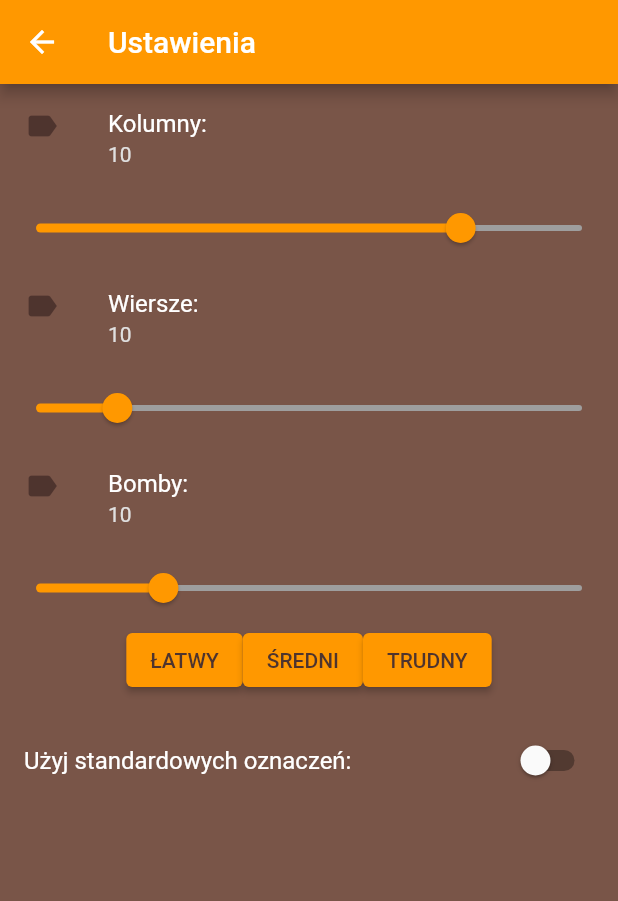
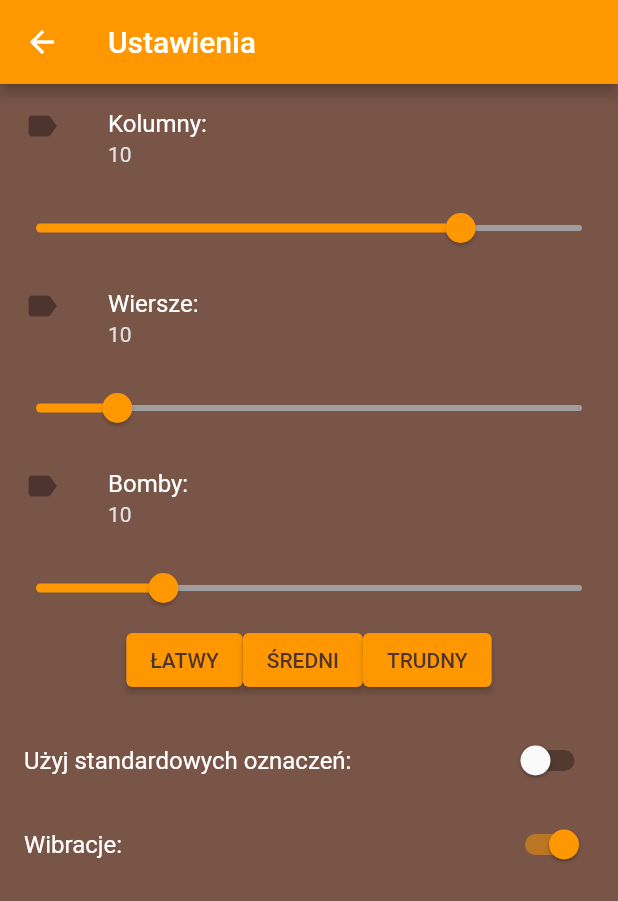
Before and after one commit to Rivixer/ShroomSweeper, a Flutter app: the SettingsPage screen opened directly, on a phone screen of 412 x 824 dp. Shown: the top 901 px of the screen. Run offline on Flutter 3.47's test engine with Material 2 defaults, Android fonts, the phone set to English and light mode, and no system bars; our stand-ins replace shared_preferences, vibration; accounts and stored records are empty.

Commit message:
Add useVibration in settings

```diff
--- a/lib/pages/game_page.dart
+++ b/lib/pages/game_page.dart
@@ -150,7 +150,9 @@ class _GameState extends State<Game> {
                       },
                       onLongPress: () {
                         if (inGame == null || inGame == false) return;
-                        Vibration.vibrate(duration: 25);
+                        if (Settings.getVibration()) {
+                          Vibration.vibrate(duration: 25);
+                        }
                         board.setFlag(column, row);
                         setState(() {});
                       },
--- a/lib/pages/settings_page.dart
+++ b/lib/pages/settings_page.dart
@@ -137,6 +137,21 @@ class _SettingsPageState extends State<SettingsPage> {
                       });
                     },
                   ),
+                  SwitchListTile(
+                    title: const Text(
+                      "Wibracje: ",
+                      style: TextStyle(
+                        color: Colors.white,
+                      ),
+                    ),
+                    activeColor: Colors.orange,
+                    value: Settings.getVibration(),
+                    onChanged: (bool newValue) {
+                      setState(() {
+                        Settings.setVibration(newValue);
+                      });
+                    },
+                  ),
                 ],
           ),
         ),
--- a/lib/utils/settings.dart
+++ b/lib/utils/settings.dart
@@ -26,4 +26,9 @@ class Settings {
       await _preferences.setBool('useNumbers', value);
 
   static bool getUseNumbers() => _preferences.getBool('useNumbers') ?? false;
+
+  static void setVibration(bool value) async =>
+      await _preferences.setBool('vibration', value);
+
+  static bool getVibration() => _preferences.getBool('vibration') ?? true;
 }
```
